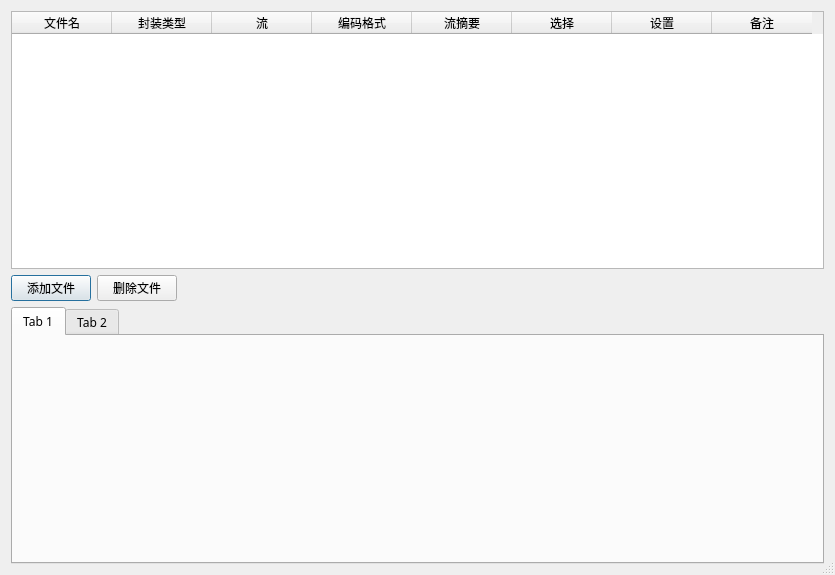
First picture: the form in ui/AdvanceSetting.ui, repository Reinering/stream-sender, before the edit.
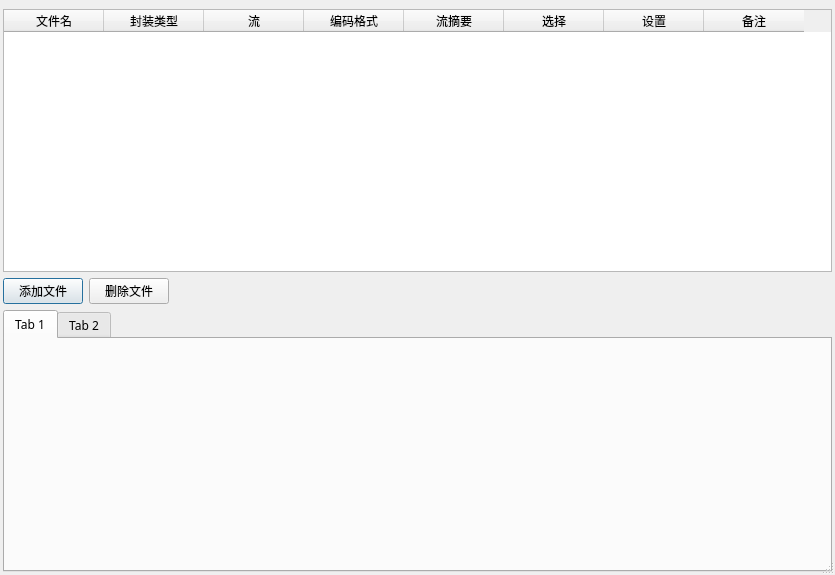
Second picture: the form after the edit.

```diff
--- a/ui/AdvanceSetting.ui
+++ b/ui/AdvanceSetting.ui
@@ -22,6 +22,18 @@
    <bool>true</bool>
   </property>
   <layout class="QGridLayout" name="gridLayout">
+   <property name="leftMargin">
+    <number>3</number>
+   </property>
+   <property name="topMargin">
+    <number>9</number>
+   </property>
+   <property name="rightMargin">
+    <number>3</number>
+   </property>
+   <property name="bottomMargin">
+    <number>3</number>
+   </property>
    <item row="3" column="0">
     <widget class="QTabWidget" name="tabWidget">
      <widget class="QWidget" name="tab_3">
```
Left out of the diff: 2 changed lines with no effect on the pictures.
